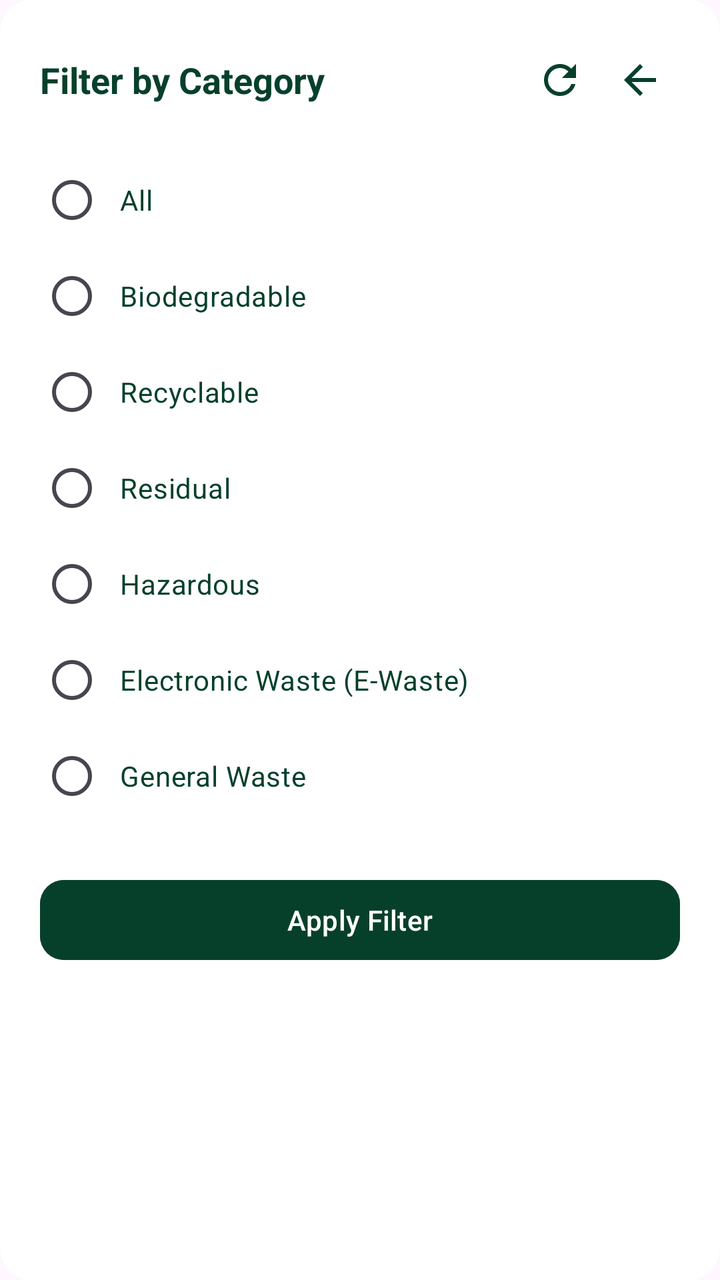
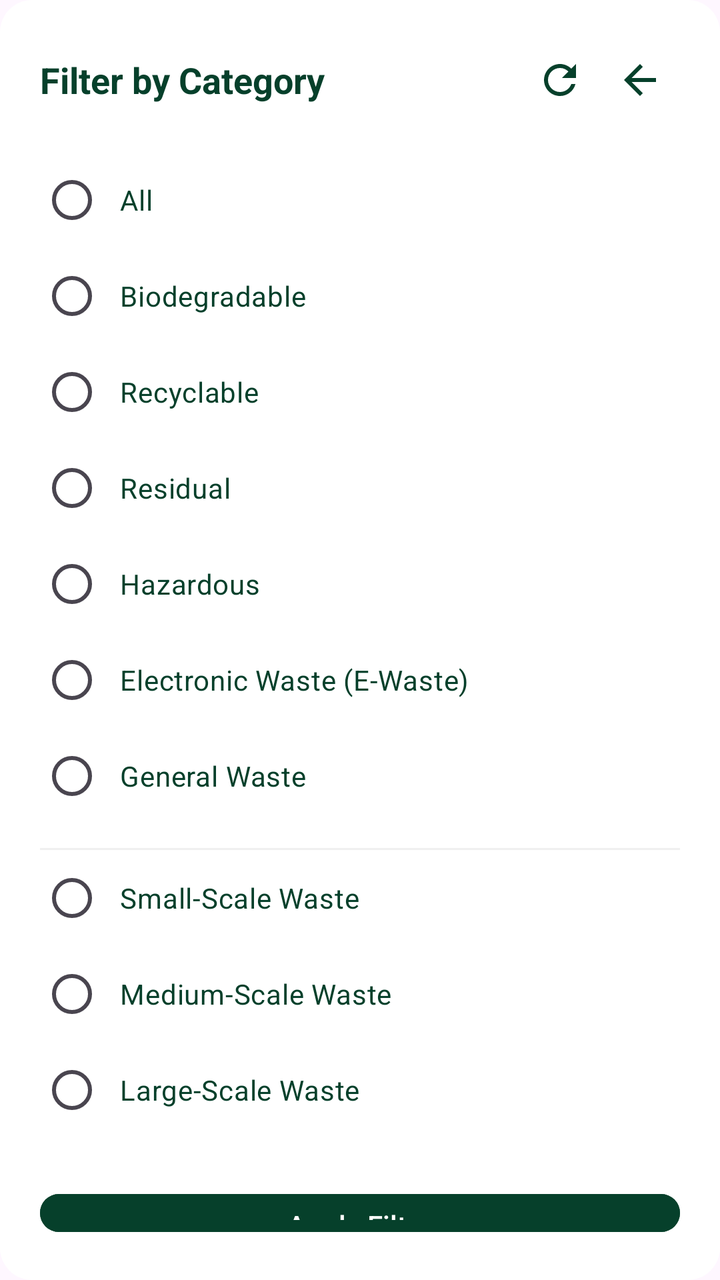

The first picture is an Android layout as it rendered before a commit; the second is the same layout after the commit. The layout source and the unified diff follow.
<!-- AndroidManifest.xml: application theme Theme.MyEcoWatch1 -->
<!-- res/layout/dialog_category_filter.xml -->
<?xml version="1.0" encoding="utf-8"?>
<LinearLayout xmlns:android="http://schemas.android.com/apk/res/android"
    xmlns:app="http://schemas.android.com/apk/res-auto"
    android:layout_width="match_parent"
    android:layout_height="wrap_content"
    android:orientation="vertical"
    android:padding="20dp"
    android:background="@drawable/bg_dialog_rounded">

    <RelativeLayout
        android:layout_width="match_parent"
        android:layout_height="wrap_content"
        android:layout_marginBottom="16dp">

        <TextView
            android:layout_width="wrap_content"
            android:layout_height="wrap_content"
            android:layout_alignParentStart="true"
            android:layout_centerVertical="true"
            android:text="Filter by Category"
            android:textColor="@color/green"
            android:textSize="18sp"
            android:textStyle="bold" />

        <LinearLayout
            android:layout_width="wrap_content"
            android:layout_height="wrap_content"
            android:layout_alignParentEnd="true"
            android:orientation="horizontal">

            <ImageButton
                android:id="@+id/btnResetCategory"
                android:layout_width="40dp"
                android:layout_height="40dp"
                android:background="?attr/selectableItemBackgroundBorderless"
                android:src="@drawable/ic_reset"
                app:tint="@color/green" />

            <ImageButton
                android:id="@+id/btnBackCategory"
                android:layout_width="40dp"
                android:layout_height="40dp"
                android:background="?attr/selectableItemBackgroundBorderless"
                android:src="@drawable/ic_back"
                app:tint="@color/green" />
        </LinearLayout>
    </RelativeLayout>

    <RadioGroup
        android:id="@+id/categoryRadioGroup"
        android:layout_width="match_parent"
        android:layout_height="wrap_content">

        <RadioButton
            android:id="@+id/radioAll"
            android:layout_width="match_parent"
            android:layout_height="wrap_content"
            android:text="All"
            android:textColor="@color/green"
            android:buttonTint="@color/green"
            android:padding="8dp"/>

        <RadioButton
            android:id="@+id/radioBiodegradable"
            android:layout_width="match_parent"
            android:layout_height="wrap_content"
            android:text="Biodegradable"
            android:textColor="@color/green"
            android:buttonTint="@color/green"
            android:padding="8dp"/>

        <RadioButton
            android:id="@+id/radioRecyclable"
            android:layout_width="match_parent"
            android:layout_height="wrap_content"
            android:text="Recyclable"
            android:textColor="@color/green"
            android:buttonTint="@color/green"
            android:padding="8dp"/>

        <RadioButton
            android:id="@+id/radioResidual"
            android:layout_width="match_parent"
            android:layout_height="wrap_content"
            android:text="Residual"
            android:textColor="@color/green"
            android:buttonTint="@color/green"
            android:padding="8dp"/>

        <RadioButton
            android:id="@+id/radioHazardous"
            android:layout_width="match_parent"
            android:layout_height="wrap_content"
            android:text="Hazardous"
            android:textColor="@color/green"
            android:buttonTint="@color/green"
            android:padding="8dp"/>

        <RadioButton
            android:id="@+id/radioEWaste"
            android:layout_width="match_parent"
            android:layout_height="wrap_content"
            android:text="Electronic Waste (E-Waste)"
            android:textColor="@color/green"
            android:buttonTint="@color/green"
            android:padding="8dp"/>

        <RadioButton
            android:id="@+id/radioGeneral"
            android:layout_width="match_parent"
            android:layout_height="wrap_content"
            android:text="General Waste"
            android:textColor="@color/green"
            android:buttonTint="@color/green"
            android:padding="8dp"/>
    </RadioGroup>

    <com.google.android.material.button.MaterialButton
        android:id="@+id/btnApplyCategoryFilter"
        android:layout_width="match_parent"
        android:layout_height="wrap_content"
        android:layout_marginTop="24dp"
        android:text="Apply Filter"
        app:cornerRadius="12dp"
        android:backgroundTint="@color/green"
        android:textColor="@color/white"/>

</LinearLayout>
<!-- resources referenced by this layout -->
<resources>
  <color name="green">#06402B</color>
  <color name="white">#FFFFFFFF</color>
  <!-- drawable bg_dialog_rounded (drawable) -->
  <?xml version="1.0" encoding="utf-8"?>
  <shape xmlns:android="http://schemas.android.com/apk/res/android">
      <solid android:color="@color/white" />
      <corners android:radius="16dp" />
  </shape>
  <!-- drawable ic_back (drawable) -->
  <vector xmlns:android="http://schemas.android.com/apk/res/android"
      android:width="24dp"
      android:height="24dp"
      android:viewportWidth="24"
      android:viewportHeight="24"
      android:tint="?attr/colorControlNormal">
    <path
        android:fillColor="@android:color/white"
        android:pathData="M20,11H7.83l5.59,-5.59L12,4l-8,8 8,8 1.41,-1.41L7.83,13H20v-2z"/>
  </vector>
  <!-- drawable ic_reset (drawable) -->
  <vector xmlns:android="http://schemas.android.com/apk/res/android"
      android:width="24dp"
      android:height="24dp"
      android:viewportWidth="24"
      android:viewportHeight="24"
      android:tint="?attr/colorControlNormal">
    <path
        android:fillColor="@android:color/white"
        android:pathData="M17.65,6.35C16.2,4.9 14.21,4 12,4c-4.42,0 -7.99,3.58 -7.99,8s3.57,8 7.99,8c3.73,0 6.84,-2.55 7.73,-6h-2.08c-0.82,2.33 -3.04,4 -5.65,4 -3.31,0 -6,-2.69 -6,-6s2.69,-6 6,-6c1.66,0 3.14,0.69 4.22,1.78L13,11h7V4l-2.35,2.35z"/>
  </vector>
  <style name="Theme.MyEcoWatch1" parent="Base.Theme.MyEcoWatch1" />
  <style name="Base.Theme.MyEcoWatch1" parent="Theme.Material3.DayNight.NoActionBar">
          
          <item name="colorPrimary">@color/green</item>
          <item name="colorOnPrimary">@color/white</item>
          <item name="colorSurface">@color/white</item>
          <item name="colorOnSurface">@color/green</item>
          <item name="colorOutlineVariant">#F0F0F0</item>
      </style>
</resources>

<!-- the commit's change to res/layout/dialog_category_filter.xml (unified diff, before → after) -->
@@ -113,7 +113,40 @@
             android:textColor="@color/green"
             android:buttonTint="@color/green"
             android:padding="8dp"/>
+
+        <View
+            android:layout_width="match_parent"
+            android:layout_height="1dp"
+            android:layout_marginTop="12dp"
+            android:background="?attr/colorOutlineVariant" />
+
+        <RadioButton
+            android:id="@+id/radioSmallScaleWaste"
+            android:layout_width="match_parent"
+            android:layout_height="wrap_content"
+            android:text="Small-Scale Waste"
+            android:textColor="@color/green"
+            android:buttonTint="@color/green"
+            android:padding="8dp"/>
+        <RadioButton
+            android:id="@+id/radioMediumScaleWaste"
+            android:layout_width="match_parent"
+            android:layout_height="wrap_content"
+            android:text="Medium-Scale Waste"
+            android:textColor="@color/green"
+            android:buttonTint="@color/green"
+            android:padding="8dp"/>
+        <RadioButton
+            android:id="@+id/radioLargeScaleWaste"
+            android:layout_width="match_parent"
+            android:layout_height="wrap_content"
+            android:text="Large-Scale Waste"
+            android:textColor="@color/green"
+            android:buttonTint="@color/green"
+            android:padding="8dp"/>
     </RadioGroup>
+
+
 
     <com.google.android.material.button.MaterialButton
         android:id="@+id/btnApplyCategoryFilter"
